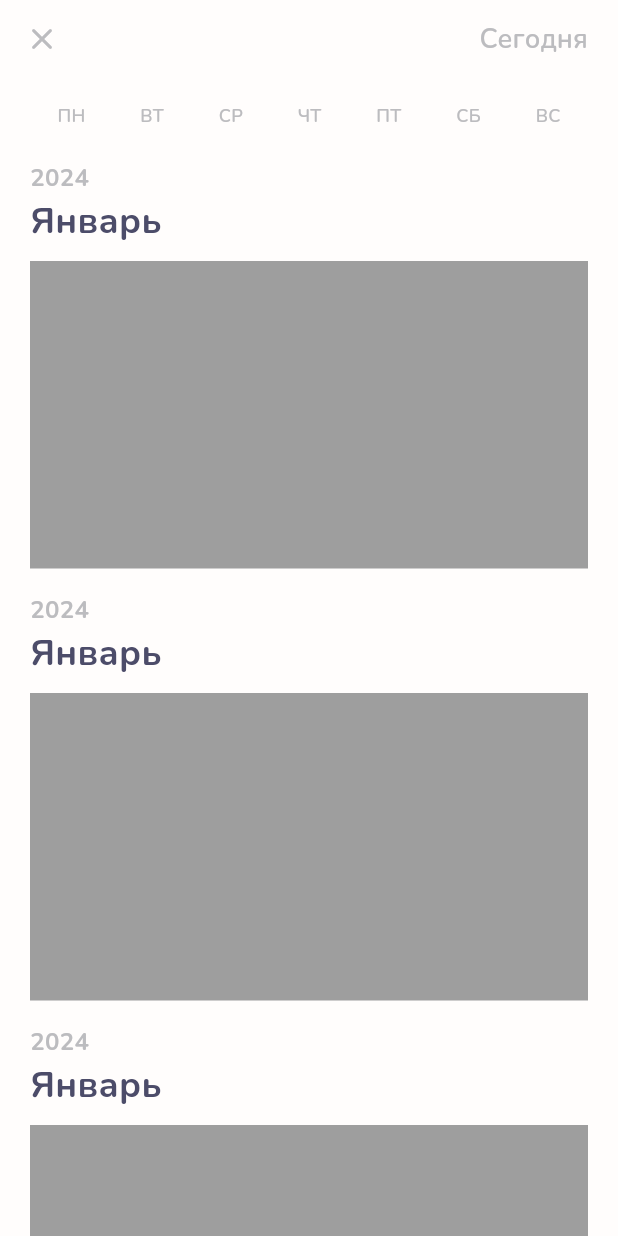
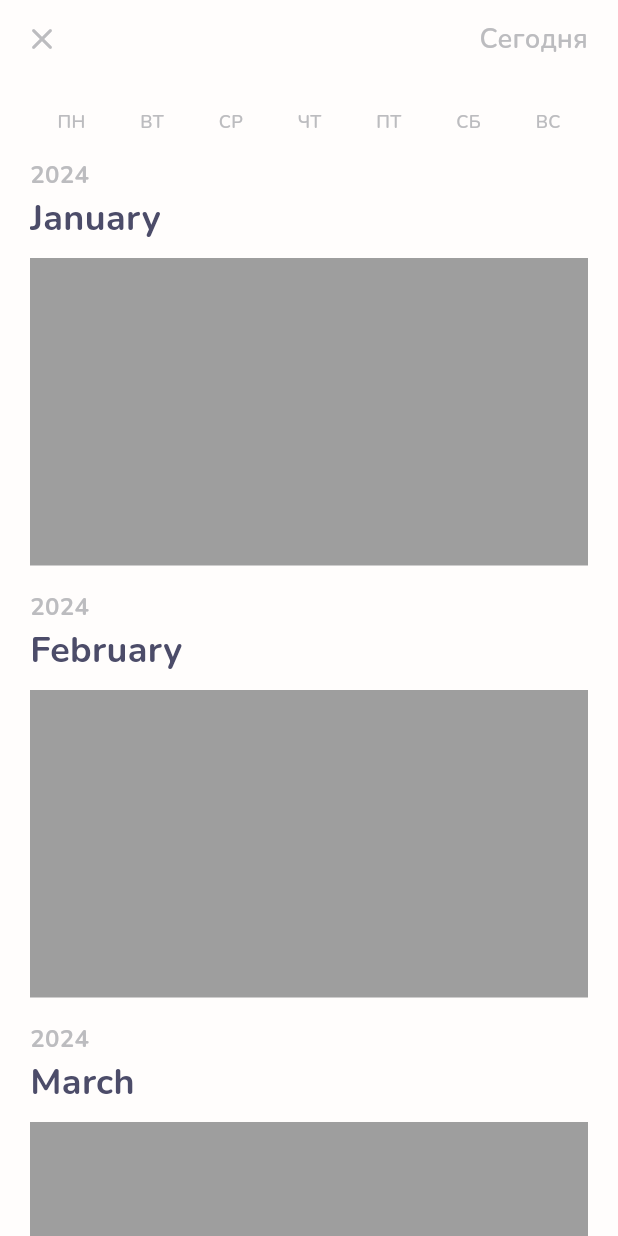
Before and after one commit to KarinaGordia/MoodDiaryTestProject, a Flutter app: the screen it shows after launch, after a tap on the "calendar month" icon, on a phone screen of 412 x 824 dp. Run offline on Flutter 3.47's test engine with Material 3 defaults, Android fonts, the phone set to English and light mode, and no system bars; our stand-ins replace google_fonts.

Commit message:
created a scrollable calendar with years and months

```diff
--- /dev/null
+++ b/lib/shared_preferences.dart
@@ -0,0 +1,3 @@
+//install shared preferences for saving date of the first app launch
+//https://anoop4real.medium.com/flutter-detect-a-new-day-6d18445ba6b5
+//use this solution for scroll calendar before a year of the first app launch date
--- a/lib/ui/widgets/calendar_screen/calendar_screen_widget.dart
+++ b/lib/ui/widgets/calendar_screen/calendar_screen_widget.dart
@@ -1,6 +1,8 @@
 import 'package:flutter/material.dart';
 import 'package:google_fonts/google_fonts.dart';
+import 'package:intl/intl.dart';
 import 'package:mood_diary/ui/widgets/calendar_screen/calendar_screen_widget_model.dart';
+import 'package:mood_diary/ui/widgets/time_widget/calendar_draft.dart';
 
 class CalendarScreenWidget extends StatelessWidget {
   CalendarScreenWidget({super.key});
@@ -11,7 +13,7 @@ class CalendarScreenWidget extends StatelessWidget {
   Widget build(BuildContext context) {
     return CalendarScreenWidgetModelProvider(
       model: _model,
-      child: const CalendarScreenWidgetBody(),
+      child: CalendarScreenWidgetBody(),
     );
   }
 }
@@ -23,8 +25,21 @@ class CalendarScreenWidgetBody extends StatelessWidget {
 
   @override
   Widget build(BuildContext context) {
-    return Scaffold(
-      appBar: AppBar(
+    return const Scaffold(
+      appBar: CalendarScreenAppBarWidget(),
+      body: CalendarWidget(),
+    );
+  }
+}
+
+class CalendarScreenAppBarWidget extends StatelessWidget implements PreferredSizeWidget {
+  const CalendarScreenAppBarWidget({
+    super.key,
+  });
+
+  @override
+  Widget build(BuildContext context) {
+    return AppBar(
       toolbarHeight: 52,
       leading: IconButton(
         style: const ButtonStyle(
@@ -56,10 +71,11 @@ class CalendarScreenWidgetBody extends StatelessWidget {
           ),
         ),
       ],
-      ),
-      body: const CalendarWidget(),
     );
   }
+
+  @override
+  Size get preferredSize => const Size.fromHeight(kToolbarHeight);
 }
 
 class CalendarWidget extends StatelessWidget {
@@ -99,21 +115,19 @@ class CalendarWidget extends StatelessWidget {
 }
 
 class ScrollCalendarWidget extends StatelessWidget {
-  const ScrollCalendarWidget({super.key});
-
+  ScrollCalendarWidget({super.key});
+  final DateTime _today = DateTime.now();
   @override
   Widget build(BuildContext context) {
     return Expanded(
-      child: SingleChildScrollView(
-        padding: EdgeInsets.symmetric(vertical: 6),
-        child: Column(
-          children: List.generate(12, (index) {
+      child: ListView.builder(
+        itemBuilder: (BuildContext context, int index) {
+          var month = DateTime(_today.year, index + 1, 1);
           return CalendarMonthWidget(
-              year: '2024',
-              month: 'Январь',
+            year: DateFormat('yyyy').format(month),
+            month: DateFormat('MMMM').format(month),
           );
-          }),
-        ),
+        },
       ),
     );
   }
--- a/lib/ui/widgets/calendar_screen/calendar_screen_widget_model.dart
+++ b/lib/ui/widgets/calendar_screen/calendar_screen_widget_model.dart
@@ -1,7 +1,9 @@
 import 'package:flutter/material.dart';
+import 'package:intl/intl.dart';
 
 class CalendarScreenWidgetModel {
   final russianDaysOfWeek = <String>['ПН','ВТ','СР','ЧТ','ПТ','СБ','ВС'];
+  //var months = DateFormat.;
 }
 
 class CalendarScreenWidgetModelProvider extends InheritedWidget {
--- a/pubspec.yaml
+++ b/pubspec.yaml
@@ -37,6 +37,7 @@ dependencies:
   cupertino_icons: ^1.0.8
   google_fonts: ^6.2.1
   intl: ^0.19.0
+  table_calendar: ^3.1.2
 
 dev_dependencies:
   flutter_test:
```
Also changed, not shown: lib/ui/widgets/time_widget/calendar_draft.dart (added, +35 -0 lines), pubspec.lock. Lines whose indentation alone changed are shown as unchanged.
